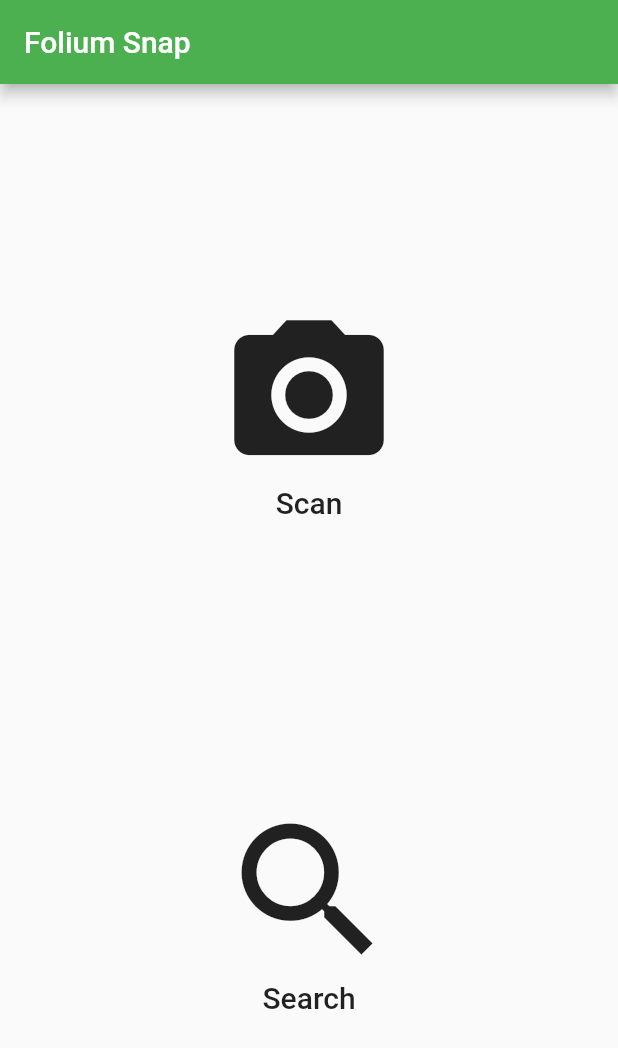
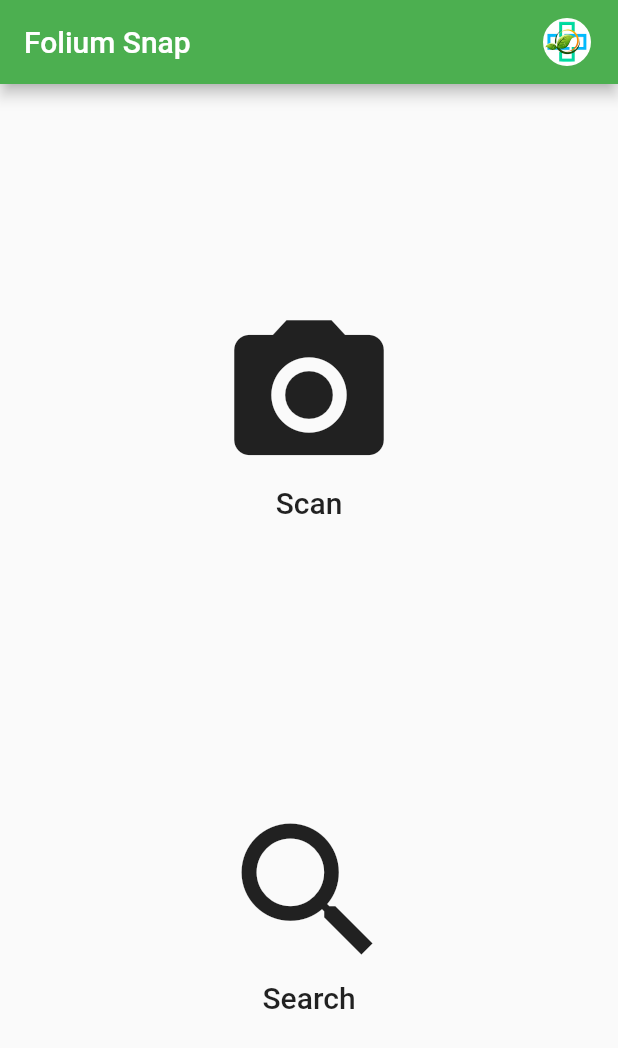
Before and after one commit to GokulDas027/Plant-Identifier, a Flutter app: the screen it shows after launch, on a phone screen of 412 x 824 dp. Shown: the top 1048 px of the screen. Run offline on Flutter 3.47's test engine with Material 2 defaults, Android fonts, the phone set to English and light mode, and no system bars; our stand-ins replace camera; missing offline and left inert: tflite.

Commit message:
splash icon and home app bar icon sett

```diff
--- a/lib/screen/home.dart
+++ b/lib/screen/home.dart
@@ -26,6 +26,18 @@ class HomePage extends StatelessWidget {
     return Scaffold(
       appBar: AppBar(
         title: Text(title),
+        actions: <Widget>[
+          IconButton(
+            icon: ClipRRect(
+              borderRadius: BorderRadius.circular(50),
+              child: Image.asset("assets/images/launcher_icon.png"),
+            ),
+            onPressed: () {
+
+            },
+          ),
+          SizedBox(width: 10),
+        ],
       ),
       body: SafeArea(
         child: Center(
--- a/pubspec.yaml
+++ b/pubspec.yaml
@@ -47,6 +47,7 @@ flutter:
     - assets/tflite/mobilenetv2_leaf1.tflite
     - assets/tflite/mobilenetv2_leaf1.txt
     - assets/data/plants.json
+    - assets/images/launcher_icon.png
 
   # An image asset can refer to one or more resolution-specific "variants", see
   # https://flutter.dev/assets-and-images/#resolution-aware.
```
Also changed, not shown: assets/images/launcher_icon.png (added), 7 other files.
